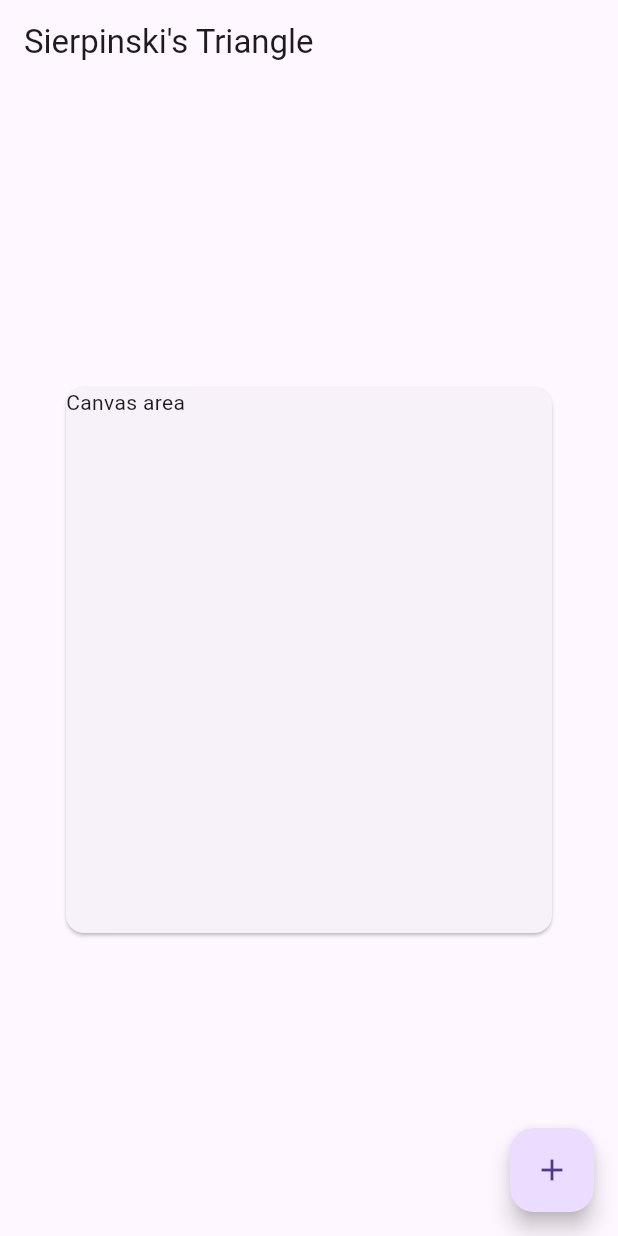
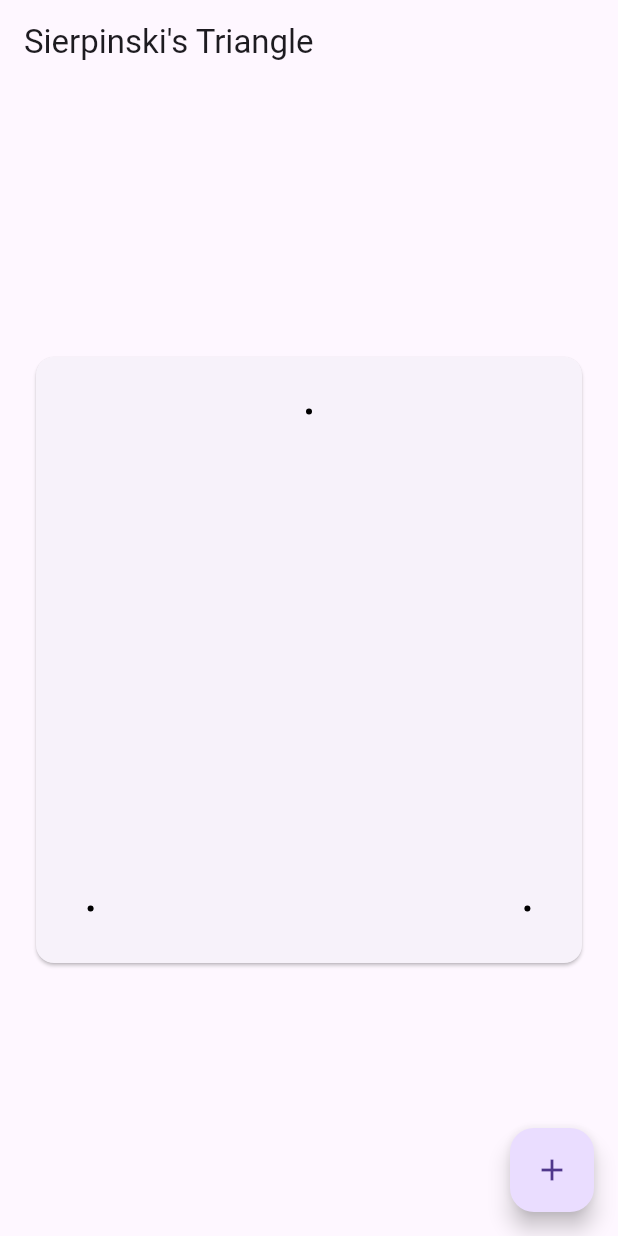
Before and after one commit to dev-arctik/Flutter-sierpinski-triangle, a Flutter app: the screen it shows after launch, on a phone screen of 412 x 824 dp. Run offline on Flutter 3.47's test engine with Material 2 defaults, Android fonts, the phone set to English and light mode, and no system bars.

Commit message:
plotted the vertices

```diff
--- a/lib/widget/canvas.dart
+++ b/lib/widget/canvas.dart
@@ -1,18 +1,51 @@
+import 'dart:ui';
 import 'package:flutter/material.dart';
 
 class DrawingCanvas extends StatelessWidget {
   const DrawingCanvas({Key? key}) : super(key: key);
   @override
   Widget build(BuildContext context) {
-    return const Padding(
-      padding: EdgeInsets.all(20),
-      child: SizedBox(
-        height: 200,
-        width: 500,
-        child: Card(
-          child: Text("Canvas area"),
-        ),
+    return Card(
+      child: CustomPaint(
+        //CustomPaint widget allows us to draw our custom shape. For more info check flutter docs
+        size: const Size(
+            double.infinity, double.infinity), //for max size as possible
+        painter: MyPainter(),
       ),
     );
   }
 }
+
+class MyPainter extends CustomPainter {
+  //here you add code to draw
+  @override
+  void paint(Canvas canvas, Size size) {
+    final dotPainter = Paint() //dotPainter is our Pen to draw
+      ..color = Colors.black //..color is equivalent to dotPainter.color
+      ..strokeWidth = 4
+      ..strokeCap = StrokeCap.round;
+
+    //drawing the vertices of triangle
+    const triangleVertices = PointMode.points;
+    double verticePadding =
+        size.width * 0.1; //to give some space from egde of canvas
+    List verticeCoordinates = [
+      [size.width / 2, verticePadding], //top vertix
+      [verticePadding, size.height - verticePadding], //left vertix
+      [
+        size.width - verticePadding,
+        size.height - verticePadding
+      ], //right vertix
+    ];
+    final drawVerticeCoordinates = [
+      Offset(verticeCoordinates[0][0], verticeCoordinates[0][1]),
+      Offset(verticeCoordinates[1][0], verticeCoordinates[1][1]),
+      Offset(verticeCoordinates[2][0], verticeCoordinates[2][1]),
+    ];
+    canvas.drawPoints(
+        triangleVertices, drawVerticeCoordinates, dotPainter); //plot vertices
+  }
+
+  @override
+  bool shouldRepaint(covariant CustomPainter oldDelegate) => false;
+}
```
